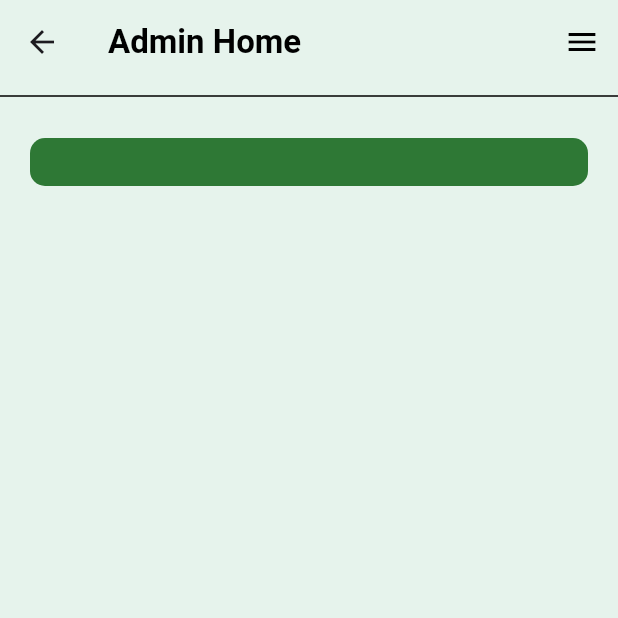
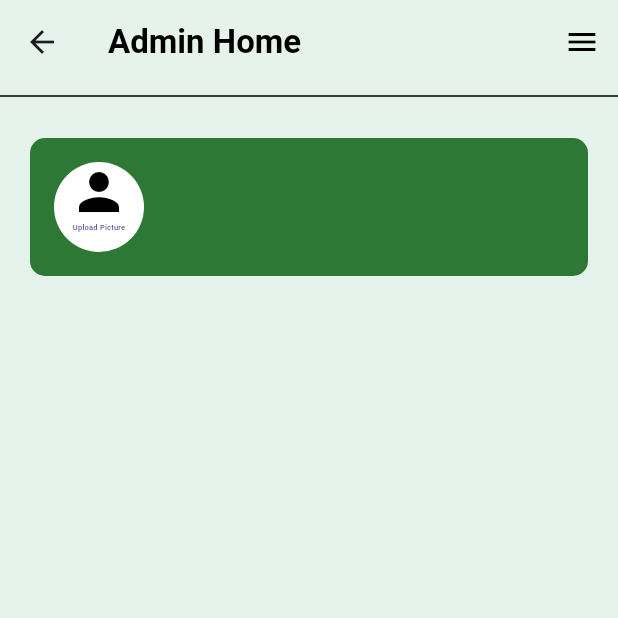
Before and after one commit to Javaria-Shabbir24/SmartWasteManagementSystem-AdminPortal, a Flutter app: the Admin screen opened directly, on a phone screen of 412 x 824 dp, the top half of it. Run offline on Flutter 3.47's test engine with Material 3 defaults, Android fonts, the phone set to English and light mode, and no system bars.

Commit message:
admin avatar added

```diff
--- a/lib/admin_profile_section.dart
+++ b/lib/admin_profile_section.dart
@@ -6,10 +6,37 @@ class adminprofilesection extends StatelessWidget {
     return Container(
         margin: EdgeInsets.all(20),
         padding: EdgeInsets.all(16),
+        //structure of the container
         decoration: BoxDecoration(
           color: Color(0xFF2E7835),
           borderRadius: BorderRadius.circular(10),
+        ),
+        child: const Column(
+          crossAxisAlignment: CrossAxisAlignment.start,
+          children: [
+            Row(
+               children: [
+                //Circle portion for profile picture
+                CircleAvatar(
+                   radius: 30,
+                   backgroundColor: Colors.white,
+                   child: Column(
+                    children:[
+                    Icon(
+                    Icons.person, size: 40,color: Colors.black,
+                   ),
+                   Text('Upload Picture',
+                   style: TextStyle(
+                     fontSize: 5,
+                   ),),
 
+                   ],
+                   ),
+
+                ),
+               ],
+            ),
+          ],
         ),
     );
   }
```
